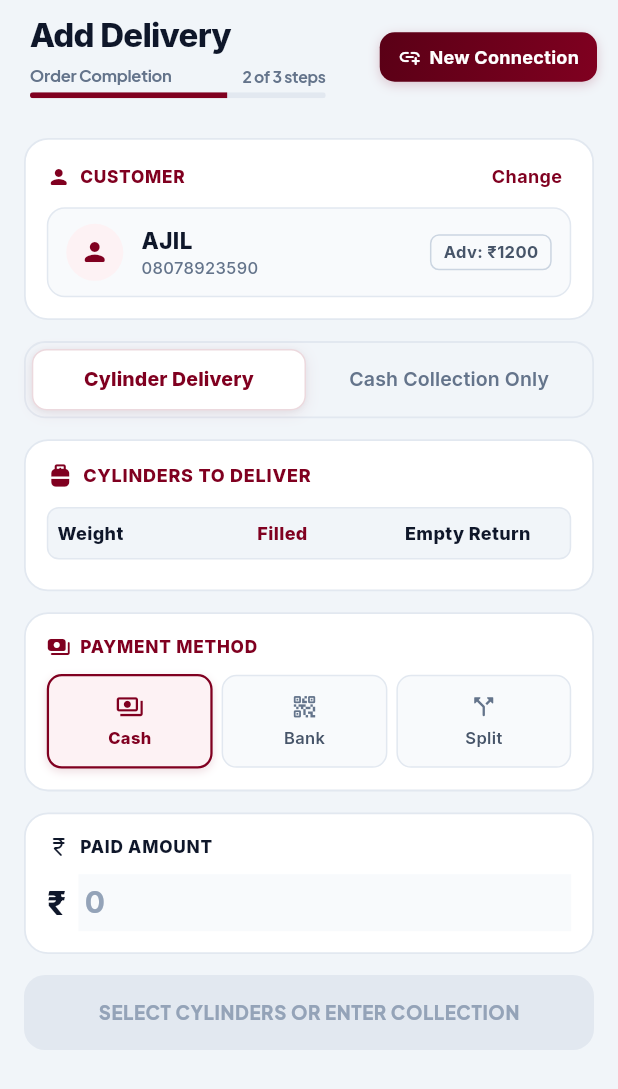
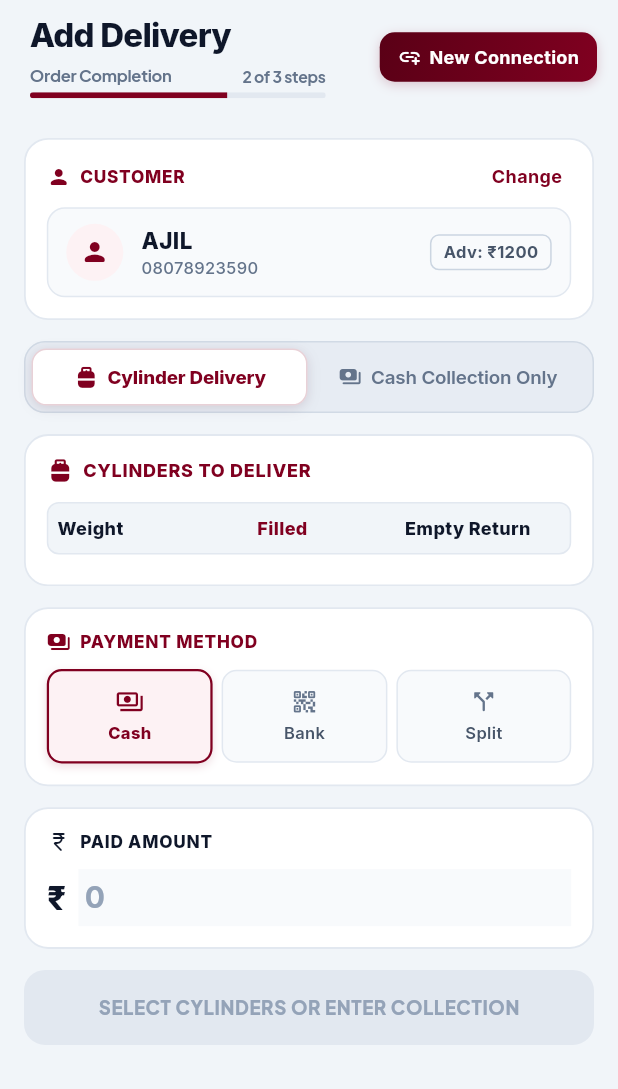
Before and after one commit to ajil212390/VanSalesSystemFull, a Flutter app: the AddDeliveryScreen screen opened directly, on a phone screen of 412 x 824 dp. Shown: the top 1089 px of the screen. Run offline on Flutter 3.47's test engine with Material 3 defaults, Android fonts, the phone set to English and light mode, and no system bars; our stand-ins replace google_fonts, share_plus, shared_preferences; accounts and stored records are empty; network calls fail.

Commit message:
Add smooth sliding pill animation and animated crossfade to delivery vs collection toggle

```diff
--- a/driver_app/lib/screens/add_delivery_screen.dart
+++ b/driver_app/lib/screens/add_delivery_screen.dart
@@ -372,20 +372,28 @@ class _AddDeliveryScreenState extends State<AddDeliveryScreen> {
                     _buildDeliveryOrCollectionToggle(state),
                     const SizedBox(height: 14),
 
-                    // 2. Unified Cylinder Section OR Collection Notice Card
-                    if (!_isCollectionOnly) ...[
+                    // 2. Unified Cylinder Section OR Collection Notice Card (Smooth Animated Transition)
+                    AnimatedCrossFade(
+                      duration: const Duration(milliseconds: 280),
+                      firstCurve: Curves.easeOutCubic,
+                      secondCurve: Curves.easeOutCubic,
+                      sizeCurve: Curves.easeInOutCubic,
+                      crossFadeState: !_isCollectionOnly
+                          ? CrossFadeState.showFirst
+                          : CrossFadeState.showSecond,
+                      firstChild: Column(
+                        mainAxisSize: MainAxisSize.min,
+                        children: [
                           _buildUnifiedCylinderTableCard(state),
-
-                      // 2.1 Other Products Section
                           if (state.otherProducts.any((p) => p.balanceStock > 0)) ...[
                             const SizedBox(height: 14),
                             _buildOtherProductsCard(state),
                           ],
+                        ],
+                      ),
+                      secondChild: _buildCollectionOnlyNoticeCard(state),
+                    ),
                     const SizedBox(height: 14),
-                    ] else ...[
-                      _buildCollectionOnlyNoticeCard(state),
-                      const SizedBox(height: 14),
-                    ],
 
                     // 3. Payment Method Section
                     _buildPaymentMethodSection(state),
@@ -1547,18 +1555,60 @@ class _AddDeliveryScreenState extends State<AddDeliveryScreen> {
   Widget _buildDeliveryOrCollectionToggle(AppState state) {
     return Container(
       width: double.infinity,
-      decoration: BoxDecoration(
-        color: const Color(0xFFF1F5F9),
+      height: 48,
+      decoration: BoxDecoration(
+        color: const Color(0xFFE2E8F0).withValues(alpha: 0.7),
         borderRadius: BorderRadius.circular(14),
-        border: Border.all(color: const Color(0xFFE2E8F0), width: 1.2),
+        border: Border.all(color: const Color(0xFFCBD5E1).withValues(alpha: 0.8), width: 1),
       ),
       padding: const EdgeInsets.all(4),
-      child: Row(
-        children: [
-          Expanded(
+      child: LayoutBuilder(
+        builder: (context, constraints) {
+          final tabWidth = (constraints.maxWidth - 2) / 2;
+          return Stack(
+            children: [
+              // Smooth sliding indicator pill
+              AnimatedAlign(
+                duration: const Duration(milliseconds: 260),
+                curve: Curves.easeOutCubic,
+                alignment: _isCollectionOnly ? Alignment.centerRight : Alignment.centerLeft,
+                child: Container(
+                  width: tabWidth,
+                  height: double.infinity,
+                  decoration: BoxDecoration(
+                    color: Colors.white,
+                    borderRadius: BorderRadius.circular(10),
+                    border: Border.all(
+                      color: const Color(0xFF800020).withValues(alpha: 0.18),
+                      width: 1,
+                    ),
+                    boxShadow: [
+                      BoxShadow(
+                        color: const Color(0xFF0F172A).withValues(alpha: 0.08),
+                        blurRadius: 8,
+                        offset: const Offset(0, 2),
+                      ),
+                      BoxShadow(
+                        color: const Color(0xFF800020).withValues(alpha: 0.06),
+                        blurRadius: 4,
+                        offset: const Offset(0, 1),
+                      ),
+                    ],
+                  ),
+                ),
+              ),
+
+              // Interactive Labels with tactile Haptic Feedback
+              Row(
+                children: [
+                  // Tab 1: Cylinder Delivery
+                  Expanded(
+                    child: Material(
+                      color: Colors.transparent,
                       child: InkWell(
                         onTap: () {
                           if (_isCollectionOnly) {
+                            HapticFeedback.selectionClick();
                             setState(() {
                               _isCollectionOnly = false;
                               if (state.paymentMethod.isEmpty || state.paymentMethod.toUpperCase() == 'N/A') {
@@ -1570,49 +1620,47 @@ class _AddDeliveryScreenState extends State<AddDeliveryScreen> {
                         borderRadius: BorderRadius.circular(10),
                         splashColor: const Color(0xFF800020).withValues(alpha: 0.08),
                         highlightColor: Colors.transparent,
-              child: AnimatedContainer(
+                        child: Center(
+                          child: AnimatedDefaultTextStyle(
                             duration: const Duration(milliseconds: 220),
-                curve: Curves.easeInOutCubic,
-                padding: const EdgeInsets.symmetric(vertical: 10),
-                alignment: Alignment.center,
-                decoration: BoxDecoration(
-                  color: !_isCollectionOnly ? Colors.white : Colors.transparent,
-                  borderRadius: BorderRadius.circular(10),
-                  border: !_isCollectionOnly
-                      ? Border.all(color: const Color(0xFF800020).withValues(alpha: 0.15), width: 1)
-                      : Border.all(color: Colors.transparent, width: 1),
-                  boxShadow: !_isCollectionOnly
-                      ? [
-                          BoxShadow(
-                            color: const Color(0xFF800020).withValues(alpha: 0.08),
-                            blurRadius: 8,
-                            offset: const Offset(0, 2),
-                          ),
-                          BoxShadow(
-                            color: Colors.black.withValues(alpha: 0.04),
-                            blurRadius: 2,
-                            offset: const Offset(0, 1),
-                          ),
-                        ]
-                      : null,
-                ),
-                child: Text(
-                  'Cylinder Delivery',
-                  style: GoogleFonts.inter(
-                    fontSize: 13,
+                            curve: Curves.easeOut,
+                            style: GoogleFonts.inter(
+                              fontSize: 12.5,
                               fontWeight: !_isCollectionOnly ? FontWeight.w800 : FontWeight.w600,
                               color: !_isCollectionOnly ? const Color(0xFF800020) : const Color(0xFF64748B),
-                    letterSpacing: 0.1,
-                  ),
-                ),
-              ),
-            ),
-          ),
-          const SizedBox(width: 4),
-          Expanded(
+                              letterSpacing: -0.1,
+                            ),
+                            child: Row(
+                              mainAxisAlignment: MainAxisAlignment.center,
+                              children: [
+                                AnimatedScale(
+                                  duration: const Duration(milliseconds: 220),
+                                  curve: Curves.easeOutBack,
+                                  scale: !_isCollectionOnly ? 1.05 : 0.95,
+                                  child: Icon(
+                                    Icons.propane_tank_rounded,
+                                    size: 16,
+                                    color: !_isCollectionOnly ? const Color(0xFF800020) : const Color(0xFF64748B),
+                                  ),
+                                ),
+                                const SizedBox(width: 6),
+                                const Text('Cylinder Delivery'),
+                              ],
+                            ),
+                          ),
+                        ),
+                      ),
+                    ),
+                  ),
+
+                  // Tab 2: Cash Collection Only
+                  Expanded(
+                    child: Material(
+                      color: Colors.transparent,
                       child: InkWell(
                         onTap: () {
                           if (!_isCollectionOnly) {
+                            HapticFeedback.selectionClick();
                             setState(() {
                               _isCollectionOnly = true;
                               // Clear cylinder delivery and return selections to ensure pure money collection
@@ -1630,45 +1678,43 @@ class _AddDeliveryScreenState extends State<AddDeliveryScreen> {
                         borderRadius: BorderRadius.circular(10),
                         splashColor: const Color(0xFF800020).withValues(alpha: 0.08),
                         highlightColor: Colors.transparent,
-              child: AnimatedContainer(
+                        child: Center(
+                          child: AnimatedDefaultTextStyle(
                             duration: const Duration(milliseconds: 220),
-                curve: Curves.easeInOutCubic,
-                padding: const EdgeInsets.symmetric(vertical: 10),
-                alignment: Alignment.center,
-                decoration: BoxDecoration(
-                  color: _isCollectionOnly ? Colors.white : Colors.transparent,
-                  borderRadius: BorderRadius.circular(10),
-                  border: _isCollectionOnly
-                      ? Border.all(color: const Color(0xFF800020).withValues(alpha: 0.15), width: 1)
-                      : Border.all(color: Colors.transparent, width: 1),
-                  boxShadow: _isCollectionOnly
-                      ? [
-                          BoxShadow(
-                            color: const Color(0xFF800020).withValues(alpha: 0.08),
-                            blurRadius: 8,
-                            offset: const Offset(0, 2),
-                          ),
-                          BoxShadow(
-                            color: Colors.black.withValues(alpha: 0.04),
-                            blurRadius: 2,
-                            offset: const Offset(0, 1),
-                          ),
-                        ]
-                      : null,
-                ),
-                child: Text(
-                  'Cash Collection Only',
-                  style: GoogleFonts.inter(
-                    fontSize: 13,
+                            curve: Curves.easeOut,
+                            style: GoogleFonts.inter(
+                              fontSize: 12.5,
                               fontWeight: _isCollectionOnly ? FontWeight.w800 : FontWeight.w600,
                               color: _isCollectionOnly ? const Color(0xFF800020) : const Color(0xFF64748B),
-                    letterSpacing: 0.1,
-                  ),
-                ),
-              ),
-            ),
-          ),
-        ],
+                              letterSpacing: -0.1,
+                            ),
+                            child: Row(
+                              mainAxisAlignment: MainAxisAlignment.center,
+                              children: [
+                                AnimatedScale(
+                                  duration: const Duration(milliseconds: 220),
+                                  curve: Curves.easeOutBack,
+                                  scale: _isCollectionOnly ? 1.05 : 0.95,
+                                  child: Icon(
+                                    Icons.payments_rounded,
+                                    size: 16,
+                                    color: _isCollectionOnly ? const Color(0xFF800020) : const Color(0xFF64748B),
+                                  ),
+                                ),
+                                const SizedBox(width: 6),
+                                const Text('Cash Collection Only'),
+                              ],
+                            ),
+                          ),
+                        ),
+                      ),
+                    ),
+                  ),
+                ],
+              ),
+            ],
+          );
+        },
       ),
     );
   }
```
Lines whose indentation alone changed are shown as unchanged.
